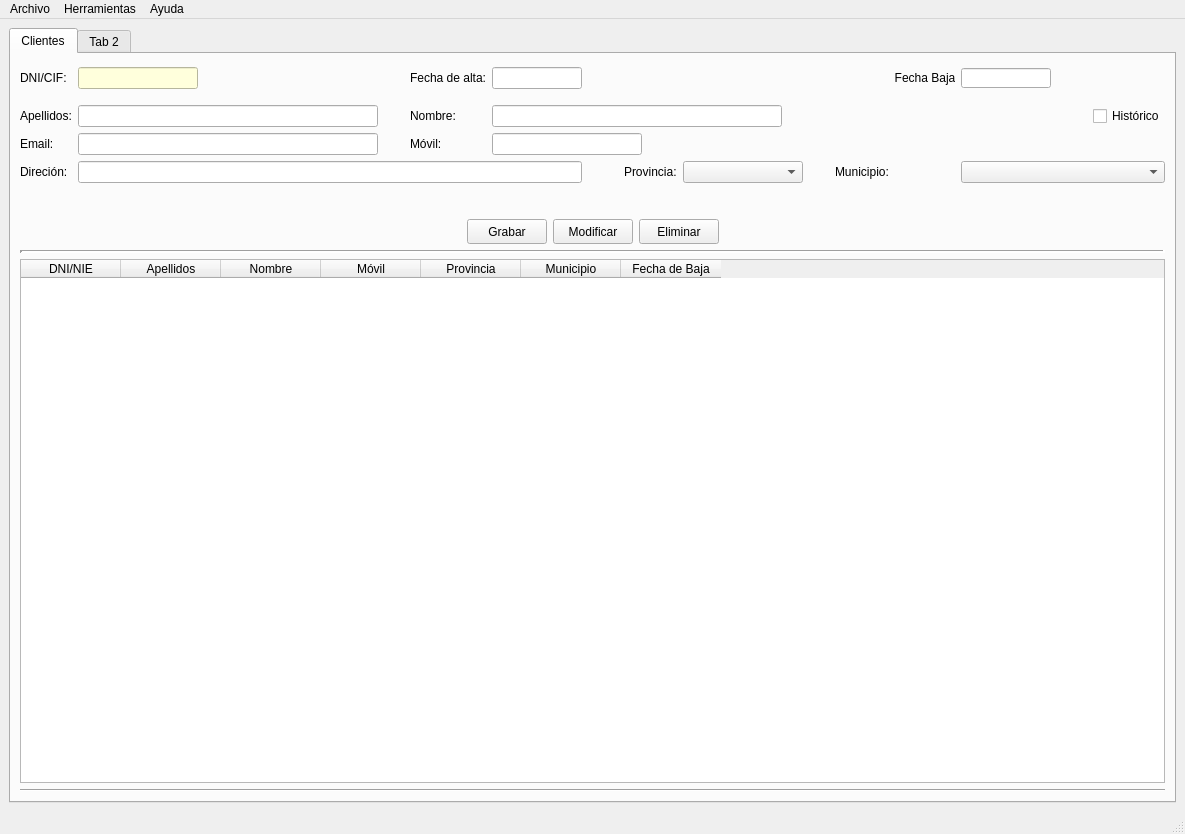
Manue14/Proyecto_interfaces, file templates/venPrincipal.ui: the form before one commit.
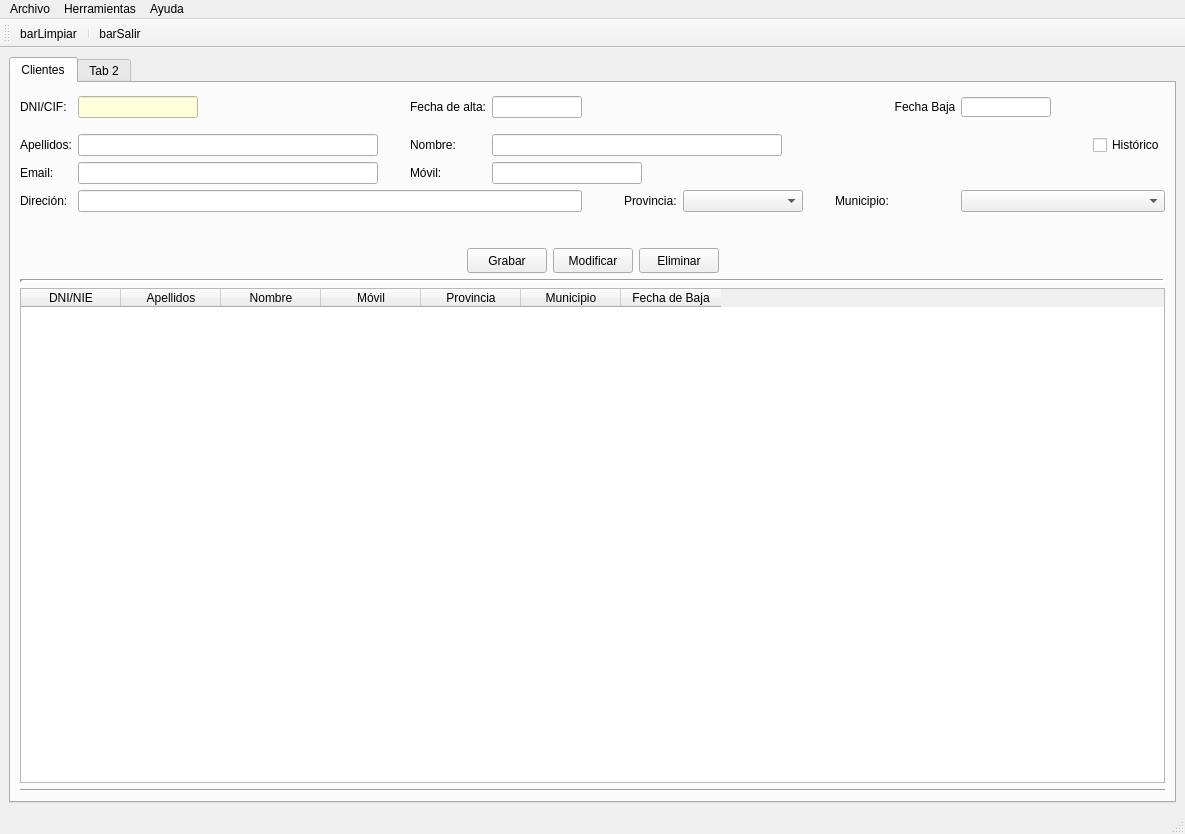
The form after the commit. Icons and pictures are not drawn.

Patch:
```diff
--- a/templates/venPrincipal.ui
+++ b/templates/venPrincipal.ui
@@ -6,7 +6,7 @@
    <rect>
     <x>0</x>
     <y>0</y>
-    <width>1161</width>
+    <width>1171</width>
     <height>834</height>
    </rect>
   </property>
@@ -672,6 +672,20 @@
    <addaction name="menuAyuda"/>
   </widget>
   <widget class="QStatusBar" name="statusbar"/>
+  <widget class="QToolBar" name="toolBar">
+   <property name="windowTitle">
+    <string>toolBar</string>
+   </property>
+   <attribute name="toolBarArea">
+    <enum>TopToolBarArea</enum>
+   </attribute>
+   <attribute name="toolBarBreak">
+    <bool>false</bool>
+   </attribute>
+   <addaction name="actionbarLimpiar"/>
+   <addaction name="separator"/>
+   <addaction name="actionbarSalir"/>
+  </widget>
   <action name="actionSalir">
    <property name="text">
     <string>Salir</string>
@@ -687,6 +701,36 @@
     <string>Restaurar</string>
    </property>
   </action>
+  <action name="actionbarSalir">
+   <property name="icon">
+    <iconset>
+     <normaloff>../img/right-arrow.png</normaloff>../img/right-arrow.png</iconset>
+   </property>
+   <property name="text">
+    <string>barSalir</string>
+   </property>
+   <property name="toolTip">
+    <string>Salir</string>
+   </property>
+   <property name="shortcut">
+    <string>Alt+S</string>
+   </property>
+  </action>
+  <action name="actionbarLimpiar">
+   <property name="icon">
+    <iconset>
+     <normaloff>../img/refresh.png</normaloff>../img/refresh.png</iconset>
+   </property>
+   <property name="text">
+    <string>barLimpiar</string>
+   </property>
+   <property name="toolTip">
+    <string>Limpiar</string>
+   </property>
+   <property name="shortcut">
+    <string>Alt+R</string>
+   </property>
+  </action>
  </widget>
  <tabstops>
   <tabstop>panPrincipal</tabstop>
```
Left out of the diff: 2 changed lines with no effect on the pictures.
